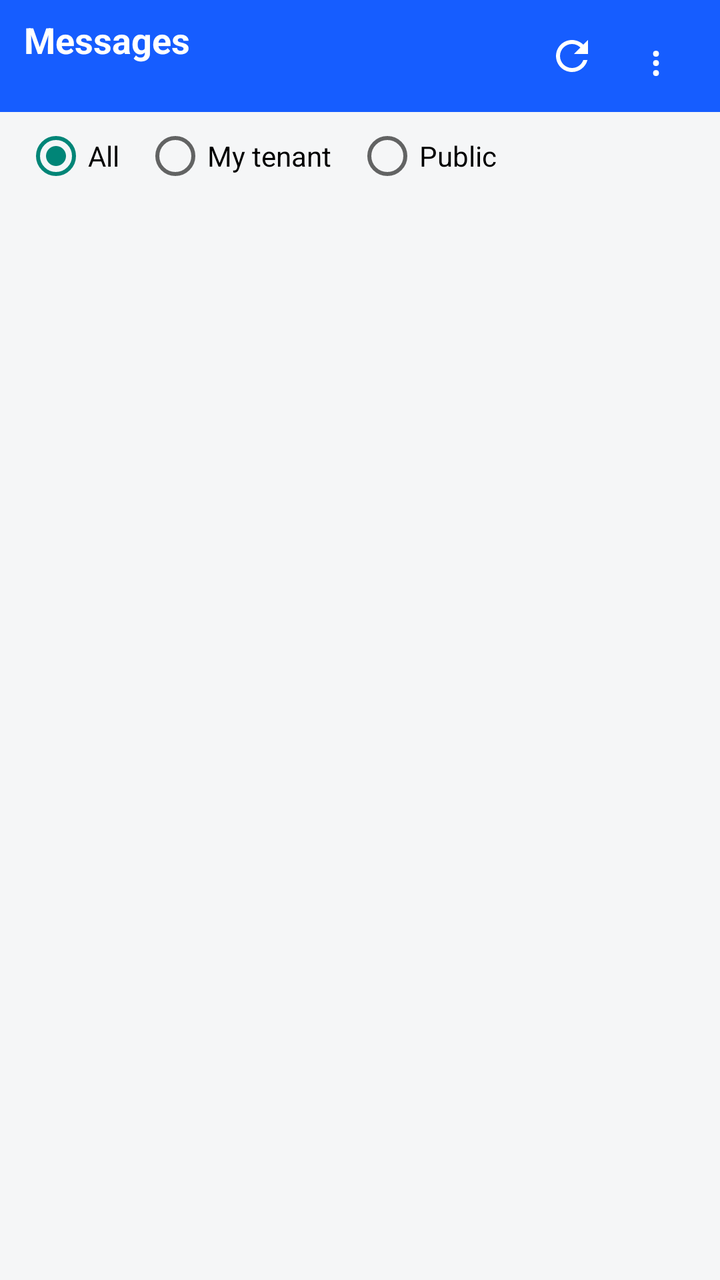
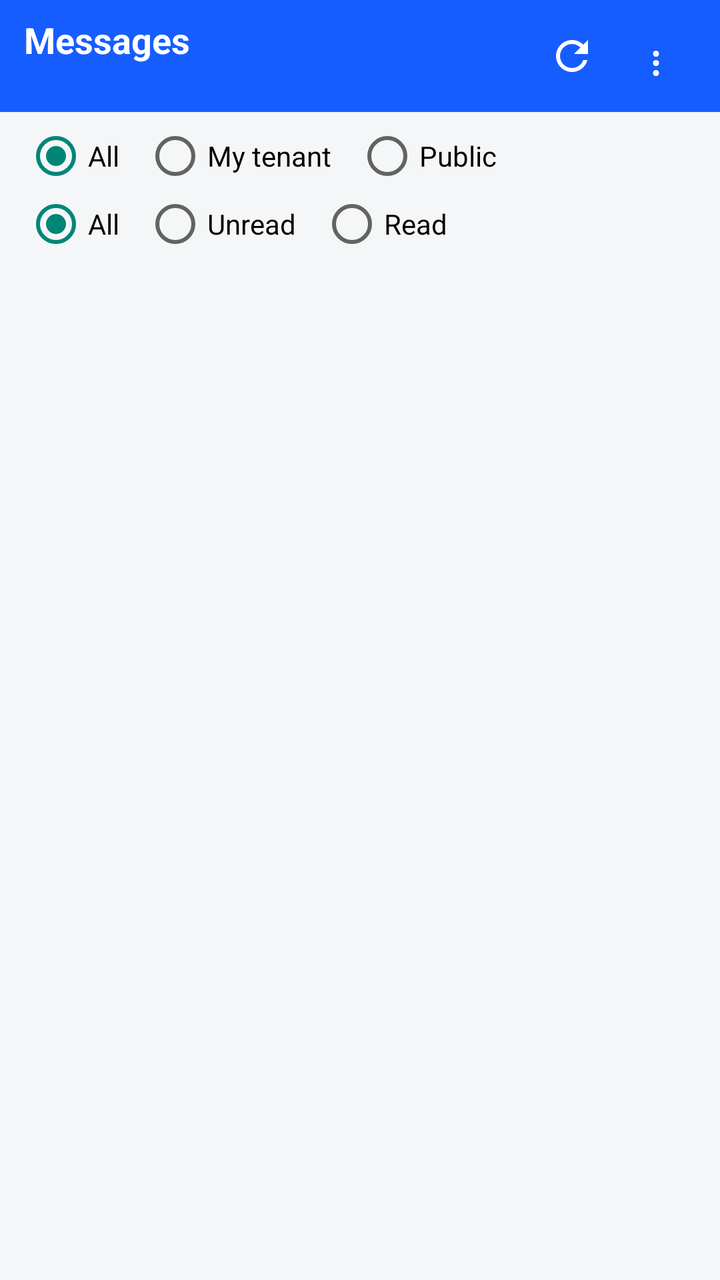

Two renders of the same Android screen: before a commit and after it. Below are the layout's source before the change and the commit's diff.
<!-- AndroidManifest.xml: application theme android:Theme.Material.Light.NoActionBar -->
<!-- res/layout/activity_messages.xml -->
<?xml version="1.0" encoding="utf-8"?>
<LinearLayout xmlns:android="http://schemas.android.com/apk/res/android"
    android:layout_width="match_parent"
    android:layout_height="match_parent"
    android:background="@color/screen_bg"
    android:orientation="vertical">

    
    <LinearLayout
        android:layout_width="match_parent"
        android:layout_height="wrap_content"
        android:background="@color/primary"
        android:gravity="center_vertical"
        android:minHeight="56dp"
        android:orientation="horizontal"
        android:paddingHorizontal="12dp">

        <LinearLayout
            android:layout_width="0dp"
            android:layout_height="wrap_content"
            android:layout_weight="1"
            android:orientation="vertical">

            <TextView
                android:id="@+id/header_title"
                android:layout_width="match_parent"
                android:layout_height="wrap_content"
                android:text="@string/messages_title"
                android:textColor="@color/white"
                android:textSize="18sp"
                android:textStyle="bold" />

            <TextView
                android:id="@+id/header_account"
                android:layout_width="match_parent"
                android:layout_height="wrap_content"
                android:alpha="0.85"
                android:ellipsize="end"
                android:maxLines="1"
                android:textColor="@color/white"
                android:textSize="12sp" />
        </LinearLayout>

        <ImageButton
            android:id="@+id/refresh_button"
            style="?android:attr/borderlessButtonStyle"
            android:layout_width="44dp"
            android:layout_height="44dp"
            android:contentDescription="@string/action_refresh"
            android:src="@drawable/ic_refresh" />

        <Button
            android:id="@+id/menu_button"
            style="?android:attr/borderlessButtonStyle"
            android:layout_width="40dp"
            android:layout_height="44dp"
            android:contentDescription="@string/action_menu_overflow"
            android:minWidth="0dp"
            android:text="@string/action_menu_overflow"
            android:textColor="@color/white"
            android:textSize="20sp" />
    </LinearLayout>

    
    <RadioGroup
        android:id="@+id/scope_group"
        android:layout_width="match_parent"
        android:layout_height="wrap_content"
        android:orientation="horizontal"
        android:paddingHorizontal="12dp"
        android:paddingTop="6dp">

        <RadioButton
            android:id="@+id/scope_all"
            android:layout_width="wrap_content"
            android:layout_height="wrap_content"
            android:checked="true"
            android:text="@string/scope_all" />

        <RadioButton
            android:id="@+id/scope_own"
            android:layout_width="wrap_content"
            android:layout_height="wrap_content"
            android:layout_marginStart="12dp"
            android:text="@string/scope_own" />

        <RadioButton
            android:id="@+id/scope_public"
            android:layout_width="wrap_content"
            android:layout_height="wrap_content"
            android:layout_marginStart="12dp"
            android:text="@string/scope_public" />
    </RadioGroup>

    
    <TextView
        android:id="@+id/stream_status"
        android:layout_width="match_parent"
        android:layout_height="wrap_content"
        android:paddingHorizontal="16dp"
        android:paddingTop="2dp"
        android:paddingBottom="6dp"
        android:textColor="@color/text_secondary"
        android:textSize="12sp" />

    
    <FrameLayout
        android:layout_width="match_parent"
        android:layout_height="0dp"
        android:layout_weight="1">

        <androidx.recyclerview.widget.RecyclerView
            android:id="@+id/message_list"
            android:layout_width="match_parent"
            android:layout_height="match_parent"
            android:clipToPadding="false"
            android:paddingHorizontal="12dp"
            android:paddingTop="4dp"
            android:paddingBottom="16dp" />

        <ProgressBar
            android:id="@+id/list_progress"
            android:layout_width="40dp"
            android:layout_height="40dp"
            android:layout_gravity="center"
            android:visibility="gone" />

        <TextView
            android:id="@+id/empty_view"
            android:layout_width="match_parent"
            android:layout_height="match_parent"
            android:gravity="center"
            android:padding="24dp"
            android:text="@string/list_empty"
            android:textColor="@color/text_secondary"
            android:textSize="14sp"
            android:visibility="gone" />
    </FrameLayout>
</LinearLayout>
<!-- resources referenced by this layout -->
<resources>
  <color name="primary">#165DFF</color>
  <color name="screen_bg">#F5F6F7</color>
  <color name="text_secondary">#86909C</color>
  <color name="white">#FFFFFF</color>
  <!-- drawable ic_refresh (drawable) -->
  <?xml version="1.0" encoding="utf-8"?>
  <vector xmlns:android="http://schemas.android.com/apk/res/android"
      android:width="24dp"
      android:height="24dp"
      android:viewportWidth="24"
      android:viewportHeight="24">
      <path
          android:fillColor="#FFFFFFFF"
          android:pathData="M17.65,6.35C16.2,4.9 14.21,4 12,4c-4.42,0 -7.99,3.58 -7.99,8s3.57,8 7.99,8c3.73,0 6.84,-2.55 7.73,-6h-2.08c-0.82,2.33 -3.04,4 -5.65,4 -3.31,0 -6,-2.69 -6,-6s2.69,-6 6,-6c1.66,0 3.14,0.69 4.22,1.78L13,11h7V4l-2.35,2.35z" />
  </vector>
  <string name="action_menu_overflow">⋮</string>
  <string name="action_refresh">Refresh</string>
  <string name="list_empty">No messages yet. Refresh or wait for live pushes.</string>
  <string name="messages_title">Messages</string>
  <string name="scope_all">All</string>
  <string name="scope_own">My tenant</string>
  <string name="scope_public">Public</string>
</resources>

<!-- the commit's change to res/layout/activity_messages.xml (unified diff, before → after) -->
@@ -93,6 +93,37 @@
     </RadioGroup>
 
     
+    <RadioGroup
+        android:id="@+id/read_group"
+        android:layout_width="match_parent"
+        android:layout_height="wrap_content"
+        android:orientation="horizontal"
+        android:paddingHorizontal="12dp"
+        android:paddingTop="2dp">
+
+        <RadioButton
+            android:id="@+id/read_filter_all"
+            android:layout_width="wrap_content"
+            android:layout_height="wrap_content"
+            android:checked="true"
+            android:text="@string/read_filter_all" />
+
+        <RadioButton
+            android:id="@+id/read_filter_unread"
+            android:layout_width="wrap_content"
+            android:layout_height="wrap_content"
+            android:layout_marginStart="12dp"
+            android:text="@string/read_filter_unread" />
+
+        <RadioButton
+            android:id="@+id/read_filter_read"
+            android:layout_width="wrap_content"
+            android:layout_height="wrap_content"
+            android:layout_marginStart="12dp"
+            android:text="@string/read_filter_read" />
+    </RadioGroup>
+
+    
     <TextView
         android:id="@+id/stream_status"
         android:layout_width="match_parent"
<!-- resource entries referenced after the edit -->
@@ -19,6 +19,9 @@
   <string name="action_refresh">Refresh</string>
   <string name="list_empty">No messages yet. Refresh or wait for live pushes.</string>
   <string name="messages_title">Messages</string>
+  <string name="read_filter_all">All</string>
+  <string name="read_filter_read">Read</string>
+  <string name="read_filter_unread">Unread</string>
   <string name="scope_all">All</string>
   <string name="scope_own">My tenant</string>
   <string name="scope_public">Public</string>
